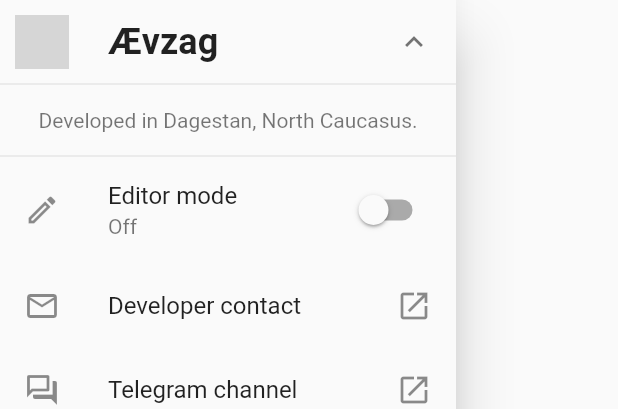
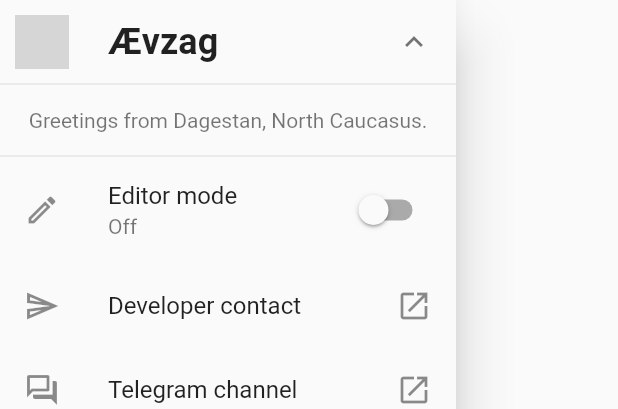
Before and after one commit to raxysstudios/avzag, a Flutter app: the NavDraver widget shown alone on an empty page, opened directly, after a tap on "Ævzag", after a tap on "Developer contact", on a phone screen of 412 x 824 dp. Shown: the top 409 px of the screen. Run offline on Flutter 3.47's test engine with Material 2 defaults, Android fonts, the phone set to English and light mode, and no system bars; drawn by our look-alikes of expandable; our stand-ins replace cloud_firestore, firebase_auth, firebase_core, firebase_storage, google_sign_in, shared_preferences; accounts and stored records are empty; grey boxes are pictures that could not be loaded.

Commit message:
Nav drawer styling

```diff
--- a/lib/navigation/nav_drawer.dart
+++ b/lib/navigation/nav_drawer.dart
@@ -52,7 +52,7 @@ class NavDraver extends StatelessWidget {
                 Padding(
                   padding: const EdgeInsets.all(16),
                   child: Text(
-                    'Developed in Dagestan, North Caucasus.',
+                    'Greetings from Dagestan, North Caucasus.',
                     textAlign: TextAlign.center,
                     style: TextStyle(color: Colors.black54),
                   ),
@@ -60,11 +60,11 @@ class NavDraver extends StatelessWidget {
                 Divider(height: 0),
                 EditorSwitch(),
                 ListTile(
-                  leading: Icon(Icons.email_outlined),
+                  leading: Icon(Icons.send_outlined),
                   title: Text('Developer contact'),
                   trailing: Icon(Icons.open_in_new_outlined),
                   onTap: () => launch(
-                    'mailto:alkaitagi@outlook.com?subject=Avzag',
+                    'https://t.me/alkaitagi',
                   ),
                 ),
                 ListTile(
```
